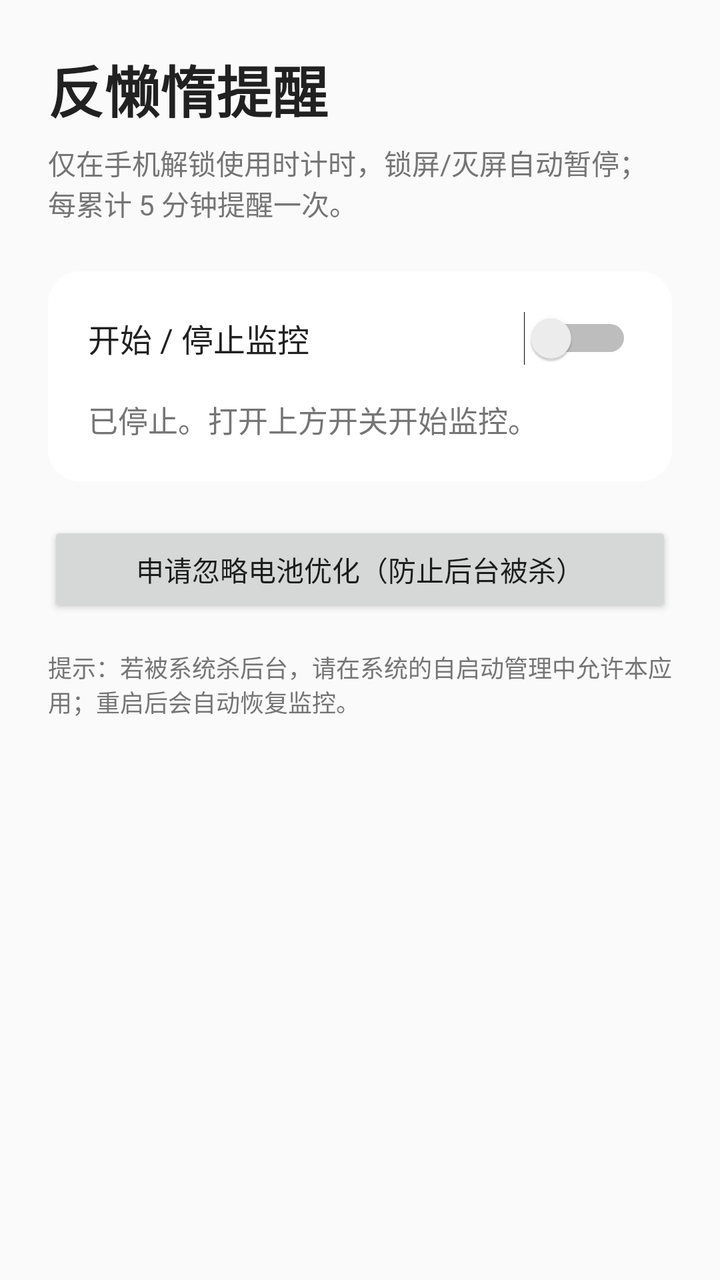
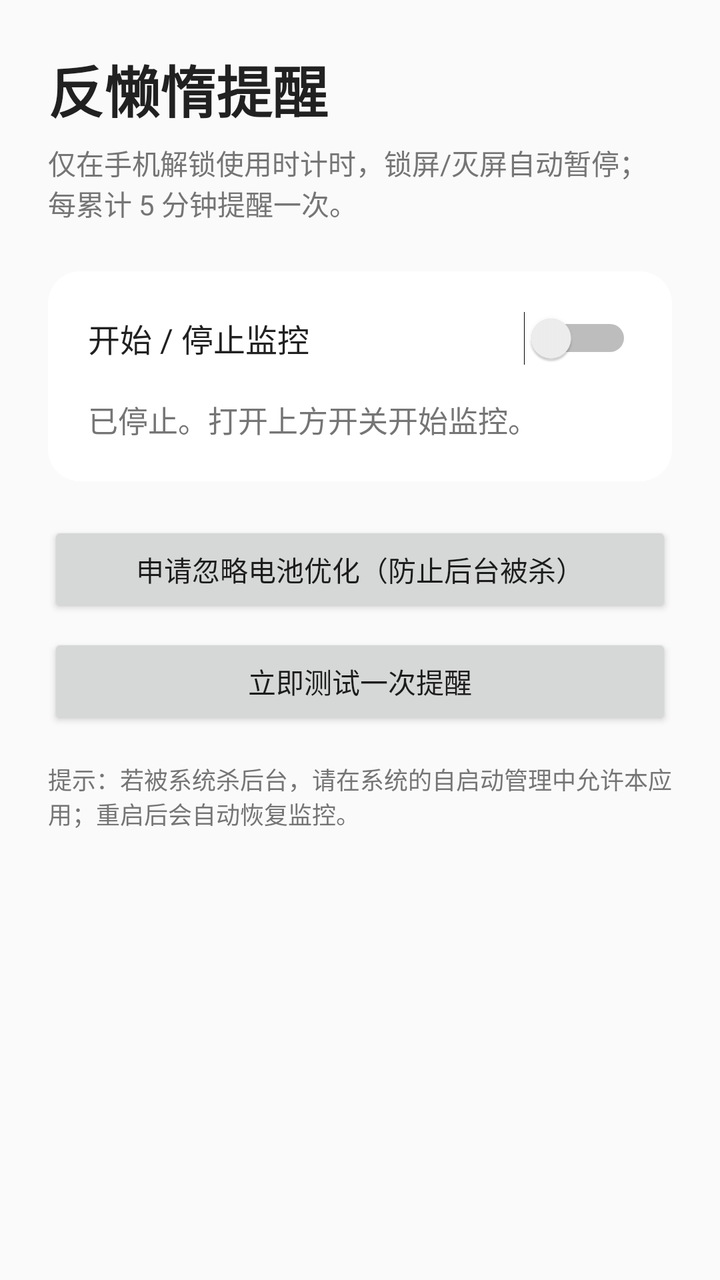

Compare the two renders of this Android layout. The source of the first and the diff that turns it into the second are given below.
<!-- AndroidManifest.xml: application theme Theme.AntiLazy -->
<!-- res/layout/activity_main.xml -->
<?xml version="1.0" encoding="utf-8"?>
<ScrollView xmlns:android="http://schemas.android.com/apk/res/android"
    android:layout_width="match_parent"
    android:layout_height="match_parent"
    android:background="@color/bg"
    android:fillViewport="true">

    <LinearLayout
        android:layout_width="match_parent"
        android:layout_height="wrap_content"
        android:orientation="vertical"
        android:padding="24dp">

        <TextView
            android:id="@+id/tv_title"
            android:layout_width="wrap_content"
            android:layout_height="wrap_content"
            android:text="@string/app_name"
            android:textColor="@color/text_primary"
            android:textSize="28sp"
            android:textStyle="bold" />

        <TextView
            android:id="@+id/tv_subtitle"
            android:layout_width="match_parent"
            android:layout_height="wrap_content"
            android:layout_marginTop="6dp"
            android:text="@string/subtitle"
            android:textColor="@color/text_secondary"
            android:textSize="14sp" />

        <LinearLayout
            android:layout_width="match_parent"
            android:layout_height="wrap_content"
            android:layout_marginTop="24dp"
            android:background="@drawable/bg_card"
            android:orientation="vertical"
            android:padding="20dp">

            <Switch
                android:id="@+id/sw_toggle"
                android:layout_width="match_parent"
                android:layout_height="wrap_content"
                android:text="@string/toggle_label"
                android:textColor="@color/text_primary"
                android:textSize="16sp" />

            <TextView
                android:id="@+id/tv_status"
                android:layout_width="match_parent"
                android:layout_height="wrap_content"
                android:layout_marginTop="16dp"
                android:text="@string/status_stopped"
                android:textColor="@color/text_secondary"
                android:textSize="15sp" />

        </LinearLayout>

        <Button
            android:id="@+id/btn_battery"
            android:layout_width="match_parent"
            android:layout_height="wrap_content"
            android:layout_marginTop="20dp"
            android:text="@string/battery_request" />

        <TextView
            android:id="@+id/tv_footer"
            android:layout_width="match_parent"
            android:layout_height="wrap_content"
            android:layout_marginTop="16dp"
            android:text="@string/footer_hint"
            android:textColor="@color/text_secondary"
            android:textSize="12sp" />

    </LinearLayout>
</ScrollView>
<!-- resources referenced by this layout -->
<resources>
  <color name="bg">#FAFAFA</color>
  <color name="text_primary">#212121</color>
  <color name="text_secondary">#757575</color>
  <!-- drawable bg_card (drawable) -->
  <?xml version="1.0" encoding="utf-8"?>
  <shape xmlns:android="http://schemas.android.com/apk/res/android" android:shape="rectangle">
      <solid android:color="#FFFFFF" />
      <corners android:radius="16dp" />
  </shape>
  <string name="app_name">反懒惰提醒</string>
  <string name="battery_request">申请忽略电池优化（防止后台被杀）</string>
  <string name="footer_hint">提示：若被系统杀后台，请在系统的自启动管理中允许本应用；重启后会自动恢复监控。</string>
  <string name="status_stopped">已停止。打开上方开关开始监控。</string>
  <string name="subtitle">仅在手机解锁使用时计时，锁屏/灭屏自动暂停；每累计 5 分钟提醒一次。</string>
  <string name="toggle_label">开始 / 停止监控</string>
  <style name="Theme.AntiLazy" parent="android:Theme.Material.Light.NoActionBar">
          <item name="android:colorPrimary">@color/brand</item>
          <item name="android:colorPrimaryDark">@color/brand_dark</item>
          <item name="android:colorAccent">@color/brand</item>
          <item name="android:statusBarColor">@color/brand_dark</item>
      </style>
  <color name="brand">#F4511E</color>
  <color name="brand_dark">#BF360C</color>
</resources>

<!-- the commit's change to res/layout/activity_main.xml (unified diff, before → after) -->
@@ -63,6 +63,13 @@
             android:layout_marginTop="20dp"
             android:text="@string/battery_request" />
 
+        <Button
+            android:id="@+id/btn_test"
+            android:layout_width="match_parent"
+            android:layout_height="wrap_content"
+            android:layout_marginTop="8dp"
+            android:text="@string/test_button" />
+
         <TextView
             android:id="@+id/tv_footer"
             android:layout_width="match_parent"
<!-- resource entries referenced after the edit -->
@@ -14,6 +14,7 @@
   <string name="footer_hint">提示：若被系统杀后台，请在系统的自启动管理中允许本应用；重启后会自动恢复监控。</string>
   <string name="status_stopped">已停止。打开上方开关开始监控。</string>
   <string name="subtitle">仅在手机解锁使用时计时，锁屏/灭屏自动暂停；每累计 5 分钟提醒一次。</string>
+  <string name="test_button">立即测试一次提醒</string>
   <string name="toggle_label">开始 / 停止监控</string>
   <style name="Theme.AntiLazy" parent="android:Theme.Material.Light.NoActionBar">
           <item name="android:colorPrimary">@color/brand</item>
